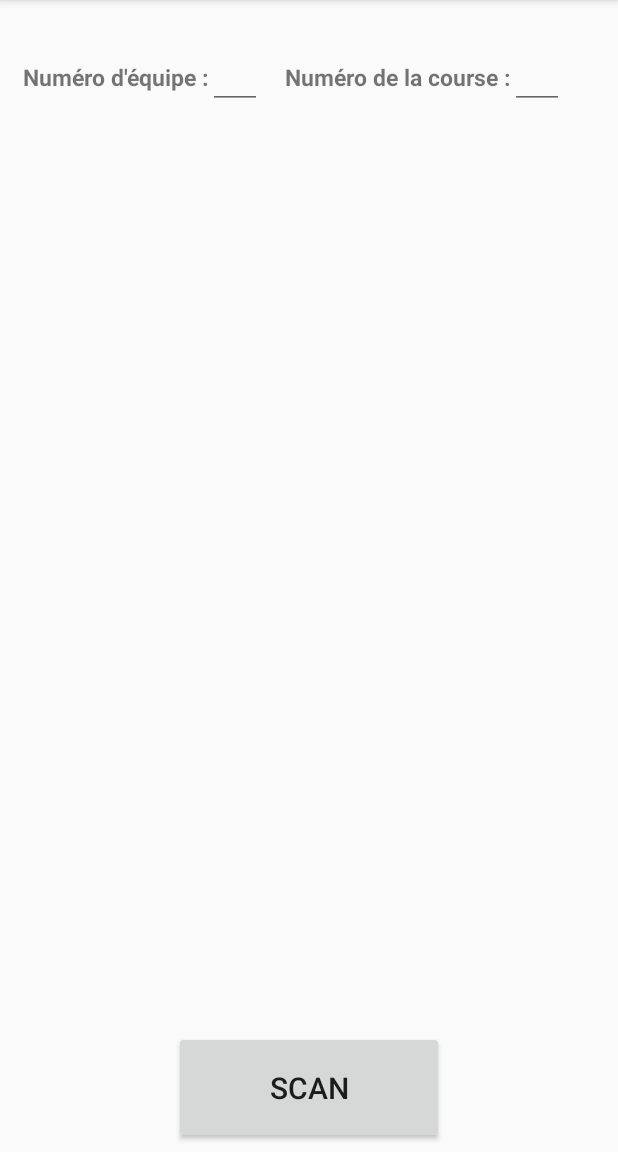
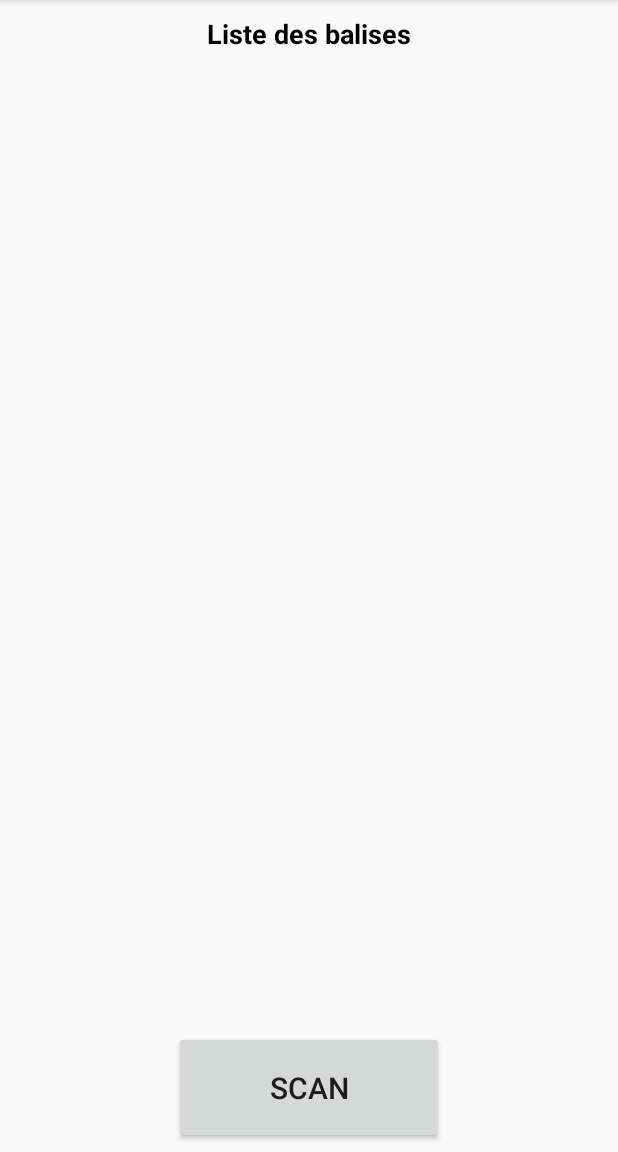
Before and after one commit to batnyu/CourseOrientation, an Android app: the screen it shows after launch (FirstScreen), on a phone screen of 412 x 824 dp, the part 84-1236 px from its top. Run offline under Robolectric (Android 15) with nearby library versions, the phone set to English and light mode, and no system bars; libraries missing offline, so code that uses them is left out: com.google.zxing.integration.

Commit message:
ajout son qd echec et reussite a finir todo: table

```diff
--- a/app/src/main/java/iut_lry/coursedorientation/FirstScreen.java
+++ b/app/src/main/java/iut_lry/coursedorientation/FirstScreen.java
@@ -2,6 +2,7 @@ package iut_lry.coursedorientation;
 
 import android.content.Intent;
 import android.graphics.Color;
+import android.media.MediaPlayer;
 import android.support.v7.app.AppCompatActivity;
 import android.os.Bundle;
 import android.view.Menu;
@@ -69,6 +70,7 @@ public class FirstScreen extends AppCompatActivity implements View.OnClickListen
             integrator.setCaptureActivity(CaptureActivityAnyOrientation.class);
             integrator.setOrientationLocked(false);
             integrator.setPrompt("Encadrez le code-barres d'une balise pour la valider !");
+            integrator.setBeepEnabled(false);
             integrator.initiateScan();
 
         }
@@ -81,10 +83,15 @@ public class FirstScreen extends AppCompatActivity implements View.OnClickListen
         if(result != null) {
             if(result.getContents() == null) {
                 Toast.makeText(this, "Scan annulé !", Toast.LENGTH_LONG).show();
+
+                //TODO jouez son echec scan
+
             } else {
                 //Récupération du contenu du scan
                 String scanContent = result.getContents();
                 String scanFormat = result.getFormatName();
+
+
                 //Affichage dans les TextViews
                 TextView scan_format = (TextView) findViewById(R.id.scan_format);
                 TextView scan_content = (TextView) findViewById(R.id.scan_content);
@@ -92,9 +99,10 @@ public class FirstScreen extends AppCompatActivity implements View.OnClickListen
                 scan_format.setText("FORMAT: " + scanFormat);
                 scan_content.setText("CONTENT: " + scanContent);
 
+
                 //récupère le temps actuel
                 rightNow = Calendar.getInstance();
-                SimpleDateFormat format = new SimpleDateFormat("H:mm:ss");
+                SimpleDateFormat format = new SimpleDateFormat("HH:mm:ss");
                 String temps = format.format(rightNow.getTime());
 
                 baliseHeure baliseHeure = new baliseHeure(scanContent,temps);
@@ -103,7 +111,15 @@ public class FirstScreen extends AppCompatActivity implements View.OnClickListen
                 adapter.add(baliseHeure);
                 listView.setAdapter(adapter);
 
+
+
                 Toast.makeText(this, "Scanné : " + result.getContents(), Toast.LENGTH_LONG).show();
+
+
+                //Joué un son
+                final MediaPlayer mp = MediaPlayer.create(this, R.raw.zxing_beep);
+                mp.start();
+
             }
         } else {
             super.onActivityResult(requestCode, resultCode, data);
--- a/app/src/main/res/layout/activity_first_screen.xml
+++ b/app/src/main/res/layout/activity_first_screen.xml
@@ -5,7 +5,8 @@
     android:layout_weight="1.01"
     xmlns:android="http://schemas.android.com/apk/res/android">
 
-<LinearLayout xmlns:android="http://schemas.android.com/apk/res/android"
+
+    <!--<LinearLayout xmlns:android="http://schemas.android.com/apk/res/android"
     android:layout_width="wrap_content"
     android:layout_height="wrap_content"
     android:orientation="horizontal"
@@ -19,7 +20,6 @@
     android:focusableInTouchMode="true">
 
 
-    <!-- First Row -->
     <LinearLayout
     android:layout_width="wrap_content"
     android:layout_height="wrap_content"
@@ -69,11 +69,52 @@
             android:textSize="15sp" />
     </LinearLayout>
 
+</LinearLayout>
 
-    <!-- Second Row -->
+-->
+    <!-- Numéro d'équipe et de course à gérer plus tard -->
 
 
-</LinearLayout>
+
+    <TextView
+        android:layout_width="wrap_content"
+        android:layout_height="wrap_content"
+        android:textAppearance="?android:attr/textAppearanceMedium"
+        android:text="Liste des balises"
+        android:id="@+id/title1"
+        android:textColor="#000000"
+        android:layout_centerHorizontal="true"
+
+        android:textStyle="bold"
+        android:layout_marginTop="10dp"
+        android:layout_marginBottom="5dp" />
+
+    <TextView
+        android:layout_width="wrap_content"
+        android:layout_height="wrap_content"
+        android:id="@+id/scan_content"
+        android:layout_below="@+id/title1"
+        android:layout_centerHorizontal="true"
+        android:layout_marginTop="5dp"
+        android:layout_marginBottom="5dp" />
+
+    <TextView
+        android:layout_width="wrap_content"
+        android:layout_height="wrap_content"
+        android:id="@+id/scan_format"
+        android:layout_below="@+id/scan_content"
+        android:layout_centerHorizontal="true"
+        android:layout_marginTop="0dp"
+        android:layout_marginBottom="10dp" />
+
+    <ListView
+        android:layout_width="wrap_content"
+        android:layout_height="wrap_content"
+        android:id="@+id/listView"
+        android:layout_alignParentLeft="true"
+        android:layout_alignParentStart="false"
+        android:layout_above="@+id/scan_button"
+        android:layout_below="@+id/scan_format" />
 
     <Button
         android:layout_width="180dp"
@@ -86,27 +127,6 @@
         android:layout_marginBottom="5dp"
         android:textSize="20sp" />
 
-    <TextView
-        android:layout_width="wrap_content"
-        android:layout_height="wrap_content"
-        android:id="@+id/scan_content"
-        android:layout_below="@+id/linearLayout"
-        android:layout_centerHorizontal="true"  />
 
-    <TextView
-        android:layout_width="wrap_content"
-        android:layout_height="wrap_content"
-        android:id="@+id/scan_format"
-        android:layout_below="@+id/scan_content"
-        android:layout_centerHorizontal="true" />
-
-    <ListView
-        android:layout_width="wrap_content"
-        android:layout_height="wrap_content"
-        android:id="@+id/listView"
-        android:layout_alignParentLeft="true"
-        android:layout_alignParentStart="false"
-        android:layout_above="@+id/scan_button"
-        android:layout_below="@+id/scan_format" />
 
 </RelativeLayout>
--- a/app/src/main/res/layout/item_baliseheure.xml
+++ b/app/src/main/res/layout/item_baliseheure.xml
@@ -11,9 +11,15 @@
         android:textSize="18sp"
         android:layout_weight="1"
         android:gravity="center_horizontal"
-        android:textColor="#ae0000"
+        android:textColor="#727272"
         android:paddingTop="5dp"
         android:paddingBottom="5dp" />
+
+    <View
+        android:layout_width="2dp"
+        android:layout_height="fill_parent"
+        android:background="#000000" />
+
     <TextView
         android:id="@+id/heureBalise"
         android:layout_width="fill_parent"
```
Also changed, not shown: 1 other file.
